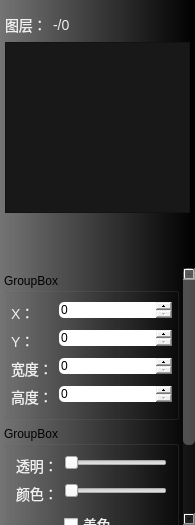
Old version of the form FormLayerTools.ui in the repository guee/GueeRecorder.
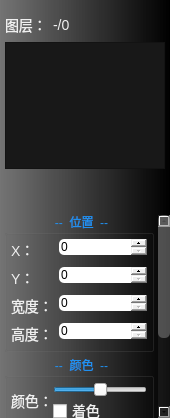
New version of the form. Icons and pictures are not drawn.

Commit message: 增加画面颜色调整

The edit to the form file:
```diff
--- a/FormLayerTools.ui
+++ b/FormLayerTools.ui
@@ -9,8 +9,8 @@
    <rect>
     <x>0</x>
     <y>0</y>
-    <width>195</width>
-    <height>525</height>
+    <width>170</width>
+    <height>418</height>
    </rect>
   </property>
   <property name="windowTitle">
@@ -228,6 +228,15 @@
 {
 	subcontrol-origin:border;
 	subcontrol-position:bottom right;
+}
+QGroupBox::title
+{
+	font-size:10px;
+	font-weight:400;
+	color: #2090F0;
+	subcontrol-origin:margin;
+	subcontrol-position: top center;
+	background:#00000000;
 }</string>
   </property>
   <layout class="QGridLayout" name="gridLayout">
@@ -273,6 +282,9 @@
          <property name="rightMargin">
           <number>5</number>
          </property>
+         <property name="bottomMargin">
+          <number>0</number>
+         </property>
          <item>
           <layout class="QHBoxLayout" name="horizontalLayout">
            <item>
@@ -494,7 +506,6 @@
         </property>
         <property name="lineWidth">
          <number>0</number>
-
         </property>
         <property name="widgetResizable">
          <bool>true</bool>
@@ -503,9 +514,9 @@
          <property name="geometry">
           <rect>
            <x>0</x>
-           <y>-92</y>
-           <width>195</width>
-           <height>417</height>
+           <y>-164</y>
+           <width>170</width>
+           <height>368</height>
           </rect>
          </property>
          <layout class="QVBoxLayout" name="verticalLayout_3">
@@ -513,7 +524,7 @@
            <number>4</number>
           </property>
           <property name="topMargin">
-           <number>5</number>
+           <number>0</number>
           </property>
           <property name="rightMargin">
            <number>4</number>
@@ -524,15 +535,21 @@
           <item>
            <widget class="QGroupBox" name="groupBox">
             <property name="title">
-             <string>GroupBox</string>
+             <string>--  位置  --</string>
             </property>
             <layout class="QFormLayout" name="formLayout">
              <property name="leftMargin">
               <number>4</number>
              </property>
+             <property name="topMargin">
+              <number>4</number>
+             </property>
              <property name="rightMargin">
               <number>4</number>
              </property>
+             <property name="bottomMargin">
+              <number>4</number>
+             </property>
              <item row="0" column="0">
               <widget class="QLabel" name="label">
                <property name="text">
@@ -613,23 +630,24 @@
           <item>
            <widget class="QGroupBox" name="groupBox_2">
             <property name="title">
-             <string>GroupBox</string>
+             <string>--  颜色  --</string>
             </property>
             <layout class="QFormLayout" name="formLayout_2">
-             <item row="0" column="0">
-              <widget class="QLabel" name="label_6">
-               <property name="text">
-                <string>透明：</string>
-               </property>
-              </widget>
-             </item>
-             <item row="0" column="1">
-              <widget class="QSlider" name="horizontalSlider">
-               <property name="orientation">
-                <enum>Qt::Horizontal</enum>
-               </property>
-              </widget>
-             </item>
+             <property name="horizontalSpacing">
+              <number>0</number>
+             </property>
+             <property name="leftMargin">
+              <number>4</number>
+             </property>
+             <property name="topMargin">
+              <number>4</number>
+             </property>
+             <property name="rightMargin">
+              <number>4</number>
+             </property>
+             <property name="bottomMargin">
+              <number>4</number>
+             </property>
              <item row="1" column="0">
               <widget class="QLabel" name="label_7">
                <property name="text">
@@ -637,59 +655,134 @@
                </property>
               </widget>
              </item>
-             <item row="1" column="1">
-              <widget class="QSlider" name="horizontalSlider_2">
-               <property name="orientation">
-                <enum>Qt::Horizontal</enum>
-               </property>
-              </widget>
-             </item>
-             <item row="5" column="0">
+             <item row="6" column="0">
               <widget class="QLabel" name="label_8">
                <property name="text">
                 <string>对比：</string>
                </property>
               </widget>
              </item>
-             <item row="4" column="0">
+             <item row="5" column="0">
               <widget class="QLabel" name="label_9">
                <property name="text">
                 <string>亮度：</string>
                </property>
               </widget>
              </item>
-             <item row="4" column="1">
-              <widget class="QSlider" name="horizontalSlider_3">
-               <property name="orientation">
-                <enum>Qt::Horizontal</enum>
-               </property>
-              </widget>
-             </item>
              <item row="5" column="1">
-              <widget class="QSlider" name="horizontalSlider_4">
+              <widget class="QSlider" name="horizontalSliderLuminance">
+               <property name="maximumSize">
+                <size>
+                 <width>16777215</width>
+                 <height>24</height>
+                </size>
+               </property>
+               <property name="minimum">
+                <number>-256</number>
+               </property>
+               <property name="maximum">
+                <number>256</number>
+               </property>
                <property name="orientation">
                 <enum>Qt::Horizontal</enum>
                </property>
               </widget>
              </item>
-             <item row="3" column="0">
+             <item row="6" column="1">
+              <widget class="QSlider" name="horizontalSliderContrast">
+               <property name="maximumSize">
+                <size>
+                 <width>16777215</width>
+                 <height>24</height>
+                </size>
+               </property>
+               <property name="minimum">
+                <number>-256</number>
+               </property>
+               <property name="maximum">
+                <number>256</number>
+               </property>
+               <property name="orientation">
+                <enum>Qt::Horizontal</enum>
+               </property>
+              </widget>
+             </item>
+             <item row="4" column="0">
               <widget class="QLabel" name="label_10">
                <property name="text">
                 <string>饱和：</string>
                </property>
               </widget>
              </item>
-             <item row="3" column="1">
-              <widget class="QSlider" name="horizontalSlider_5">
+             <item row="4" column="1">
+              <widget class="QSlider" name="horizontalSliderSaturability">
+               <property name="maximumSize">
+                <size>
+                 <width>16777215</width>
+                 <height>24</height>
+                </size>
+               </property>
+               <property name="minimum">
+                <number>-256</number>
+               </property>
+               <property name="maximum">
+                <number>256</number>
+               </property>
                <property name="orientation">
                 <enum>Qt::Horizontal</enum>
                </property>
               </widget>
              </item>
-             <item row="2" column="1">
-              <widget class="QCheckBox" name="checkBox">
+             <item row="1" column="1">
+              <layout class="QVBoxLayout" name="verticalLayout_4">
+               <property name="spacing">
+                <number>0</number>
+               </property>
+               <item>
+                <widget class="QSlider" name="horizontalSliderHue">
+                 <property name="maximumSize">
+                  <size>
+                   <width>16777215</width>
+                   <height>24</height>
+                  </size>
+                 </property>
+                 <property name="minimum">
+                  <number>-256</number>
+                 </property>
+                 <property name="maximum">
+                  <number>256</number>
+                 </property>
+                 <property name="orientation">
+                  <enum>Qt::Horizontal</enum>
+                 </property>
+                </widget>
+               </item>
+               <item>
+                <widget class="QCheckBox" name="checkBoxTinting">
+                 <property name="text">
+                  <string>着色</string>
+                 </property>
+                </widget>
+               </item>
+              </layout>
+             </item>
+             <item row="7" column="0">
+              <widget class="QLabel" name="label_6">
                <property name="text">
-                <string>着色</string>
+                <string>透明：</string>
+               </property>
+              </widget>
+             </item>
+             <item row="7" column="1">
+              <widget class="QSlider" name="horizontalSliderTransparence">
+               <property name="maximumSize">
+                <size>
+                 <width>16777215</width>
+                 <height>24</height>
+                </size>
+               </property>
+               <property name="orientation">
+                <enum>Qt::Horizontal</enum>
                </property>
               </widget>
              </item>
```
Left out of the diff: 20 changed lines with no effect on the pictures. The commit also changes 10 other files.
